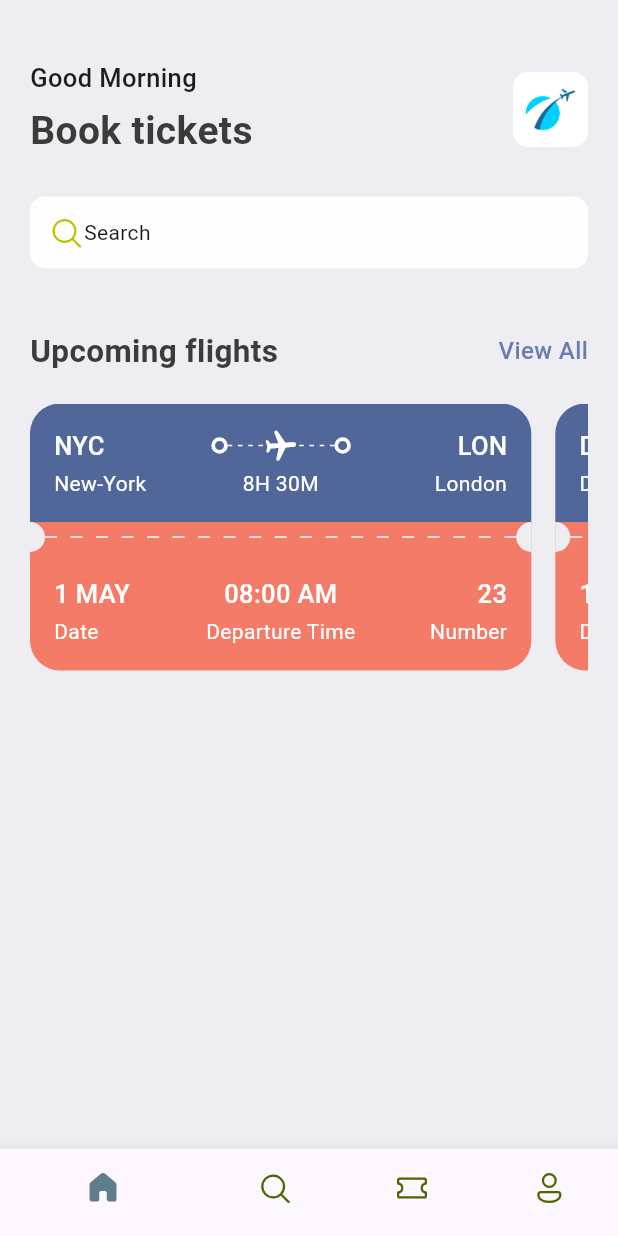
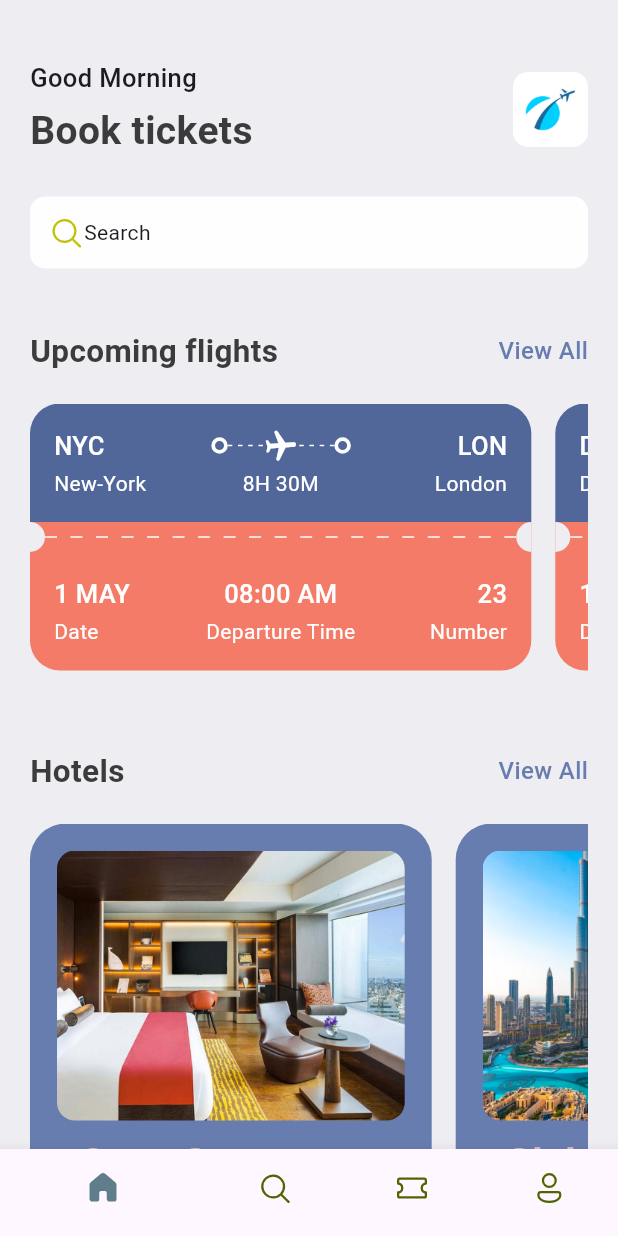
Before and after one commit to gustavo-martins-pereira/Ticket_App, a Flutter app: the screen it shows after launch, on a phone screen of 412 x 824 dp. Run offline on Flutter 3.47's test engine with Material 3 defaults, Android fonts, the phone set to English and light mode, and no system bars; our stand-ins replace fluentui_icons.

Commit message:
ADD - Hotels Container

```diff
--- a/lib/base/res/media.dart
+++ b/lib/base/res/media.dart
@@ -1,4 +1,6 @@
 class AppMedia {
   static const _baseImage = "assets/images";
+
   static const logo = "$_baseImage/logo.png";
+  static const hotelRoom = "$_baseImage/hotel_room.png";
 }
--- a/lib/base/res/styles/app_styles.dart
+++ b/lib/base/res/styles/app_styles.dart
@@ -8,6 +8,7 @@ class AppStyles {
   static Color bgColor = const Color(0xFFEEEDF2);
   static Color ticketTopColor = const Color(0xFF526799);
   static Color ticketBottomColor = const Color(0xFFF37B67);
+  static Color kakiColor = const Color(0xFFD2BDB6);
 
   static TextStyle textStyle = TextStyle(
     color: textColor,
--- a/lib/base/utils/all_json.dart
+++ b/lib/base/utils/all_json.dart
@@ -42,3 +42,24 @@ List<Map<String, dynamic>> ticketList = [
     "number": 23
   },
 ];
+
+List<Map<String, dynamic>> hotelList = [
+  {
+    "image": "hotel_room.png",
+    "place": "Open Space",
+    "destination": "London",
+    "price": 25,
+  },
+  {
+    "image": "city_view.png",
+    "place": "Global Will",
+    "destination": "London",
+    "price": 40,
+  },
+  {
+    "image": "pool_view.png",
+    "place": "Tallest Building",
+    "destination": "Dubai",
+    "price": 68,
+  },
+];
--- a/lib/base/widgets/app_double_text_widget.dart
+++ b/lib/base/widgets/app_double_text_widget.dart
@@ -2,10 +2,11 @@ import 'package:flutter/material.dart';
 import 'package:ticket_app/base/res/styles/app_styles.dart';
 
 class AppDoubleText extends StatelessWidget {
-  const AppDoubleText({super.key, required this.bigText, required this.smallText});
+  const AppDoubleText({super.key, required this.bigText, required this.smallText, required this.function});
 
   final String bigText;
   final String smallText;
+  final VoidCallback function;
 
   @override
   Widget build(BuildContext context) {
@@ -15,7 +16,7 @@ class AppDoubleText extends StatelessWidget {
         Text(bigText, style: AppStyles.headLineStyle2),
 
         InkWell(
-          onTap: () => Navigator.pushNamed(context, "all_tickets"),
+          onTap: function,
           child: Text(smallText, style: AppStyles.textStyle.copyWith(
             color: AppStyles.primaryColor,
           )),
--- a/lib/screens/home_screen.dart
+++ b/lib/screens/home_screen.dart
@@ -2,6 +2,7 @@ import 'package:fluentui_icons/fluentui_icons.dart';
 import 'package:flutter/material.dart';
 import 'package:ticket_app/base/widgets/app_double_text_widget.dart';
 import 'package:ticket_app/base/widgets/ticket_view_widget.dart';
+import 'package:ticket_app/screens/widgets/hotel.dart';
 
 import '../base/res/media.dart';
 import '../base/res/styles/app_styles.dart';
@@ -21,6 +22,7 @@ class HomeScreen extends StatelessWidget {
           Container(
             padding: const EdgeInsets.symmetric(horizontal: 20),
             child: Column(
+              crossAxisAlignment: CrossAxisAlignment.start,
               children: [
                 // ========== HEADER ==========
                 // ===== INTRODUCTION =====
@@ -50,6 +52,7 @@ class HomeScreen extends StatelessWidget {
                 ),
                 const SizedBox(height: 25),
 
+
                 // ===== SEARCH BAR =====
                 Container(
                   padding: const EdgeInsets.symmetric(horizontal: 12, vertical: 12),
@@ -68,12 +71,32 @@ class HomeScreen extends StatelessWidget {
 
 
                 // ========== UPCOMING FLIGHTS ==========
-                const AppDoubleText(bigText: "Upcoming flights", smallText: "View All"),
+                AppDoubleText(
+                  bigText: "Upcoming flights",
+                  smallText: "View All",
+                  function: () => Navigator.pushNamed(context, "all_tickets"),
+                ),
                 const SizedBox(height: 20),
                 SingleChildScrollView(
                   scrollDirection: Axis.horizontal,
                   child: Row(
                     children: ticketList.map((ticket) => TicketView(ticketData: ticket)).toList(),
+                  ),
+                ),
+                const SizedBox(height: 40),
+
+
+                // ========== UPCOMING FLIGHTS ==========
+                AppDoubleText(
+                  bigText: "Hotels",
+                  smallText: "View All",
+                  function: () => {},
+                ),
+                const SizedBox(height: 20),
+                SingleChildScrollView(
+                  scrollDirection: Axis.horizontal,
+                  child: Row(
+                    children: hotelList.map((hotel) => Hotel(hotelData: hotel)).toList(),
                   ),
                 ),
               ],
--- /dev/null
+++ b/lib/screens/widgets/hotel.dart
@@ -0,0 +1,64 @@
+import 'package:flutter/material.dart';
+import 'package:ticket_app/base/res/media.dart';
+import 'package:ticket_app/base/res/styles/app_styles.dart';
+
+class Hotel extends StatelessWidget {
+  final Map<String, dynamic> hotelData;
+
+  const Hotel({super.key, required this.hotelData});
+
+  @override
+  Widget build(BuildContext context) {
+    final size = MediaQuery.of(context).size;
+
+    return Container(
+      width: size.width * 0.65,
+      height: 350,
+      margin:  const EdgeInsets.only(right: 16),
+      padding: const EdgeInsets.all(18),
+      decoration: BoxDecoration(
+        color: AppStyles.primaryColor,
+        borderRadius: BorderRadius.circular(24),
+      ),
+      child: Column(
+        crossAxisAlignment: CrossAxisAlignment.start,
+        children: [
+          // ========== PHOTO ==========
+          Container(
+            height: 180,
+            decoration: BoxDecoration(
+              color: AppStyles.primaryColor,
+              borderRadius: BorderRadius.circular(12),
+              image: DecorationImage(
+                fit: BoxFit.cover,
+                image: AssetImage(
+                  "assets/images/${hotelData['image']}"
+                ),
+              ),
+            ),
+          ),
+          const SizedBox(height: 10),
+
+
+          // ========== INFOS ==========
+          Padding(
+            padding: const EdgeInsets.only(left: 15),
+            child: Text(hotelData["place"], style: AppStyles.headLineStyle1.copyWith(color: AppStyles.kakiColor)),
+          ),
+          const SizedBox(height: 5),
+
+          Padding(
+            padding: const EdgeInsets.only(left: 15),
+            child: Text(hotelData["destination"], style: AppStyles.headLineStyle2.copyWith(color: Colors.white)),
+          ),
+          const SizedBox(height: 5),
+
+          Padding(
+            padding: const EdgeInsets.only(left: 15),
+            child: Text("\$${hotelData['price']}/night", style: AppStyles.headLineStyle1.copyWith(color: AppStyles.kakiColor)),
+          ),
+        ],
+      ),
+    );
+  }
+}
```
